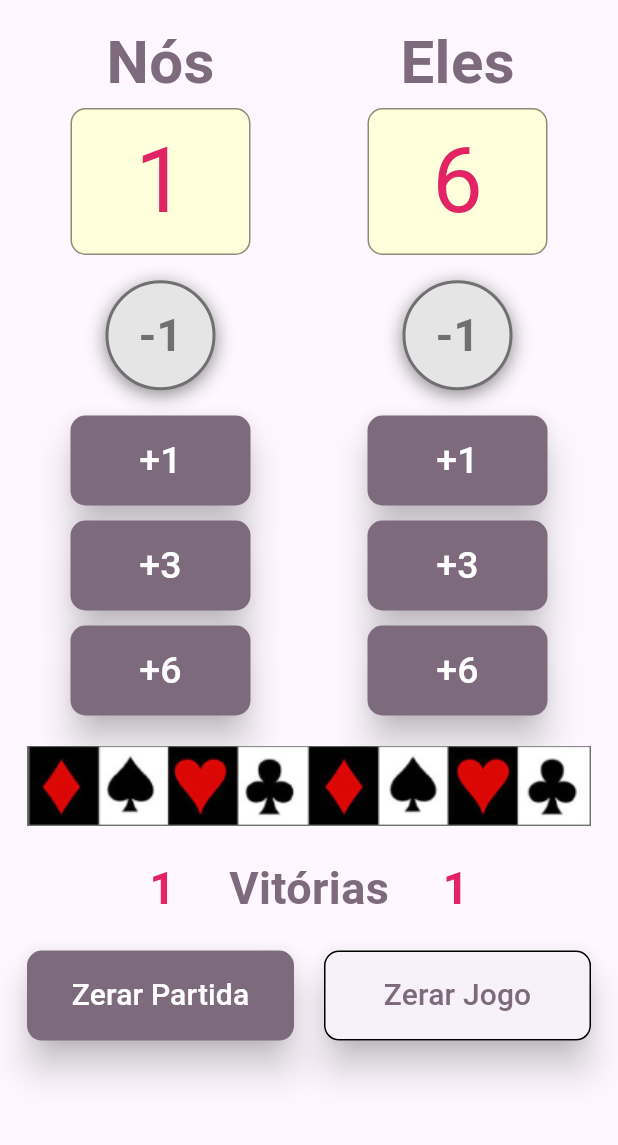
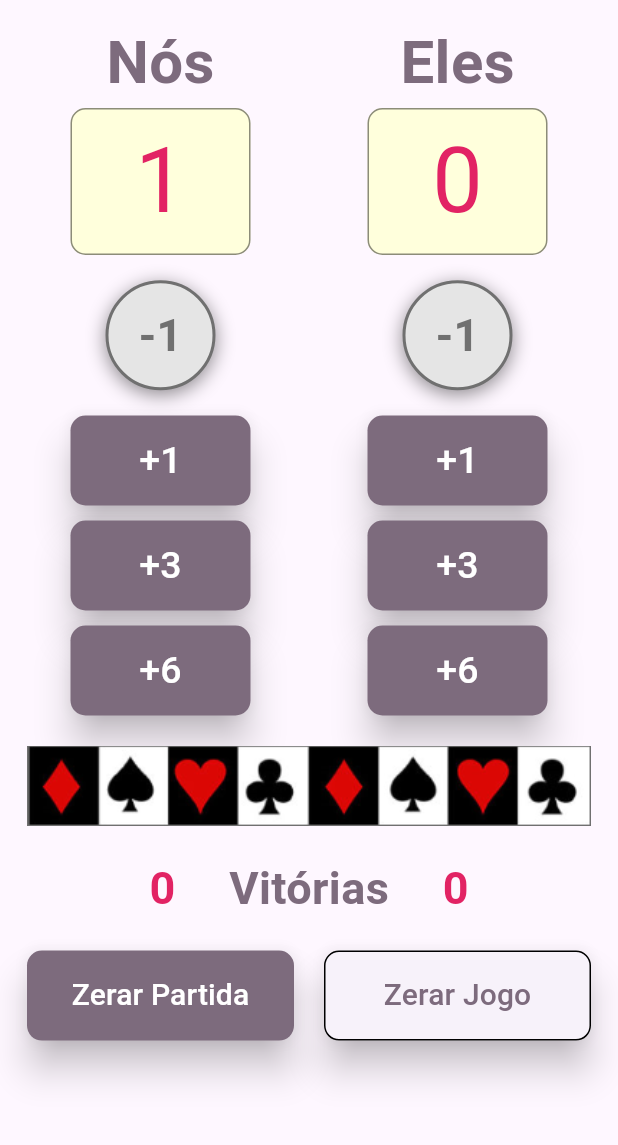
Before and after one commit to Jpcazarotti/contador_truco, a Flutter app: the screen it shows after launch, after a tap on "+1", on a phone screen of 412 x 824 dp, the part 84-1229 px from its top. Run offline on Flutter 3.47's test engine with Material 3 defaults, Android fonts, the light colour scheme and no system bars.

Commit message:
Home Finalizada!

```diff
--- a/lib/home_page.dart
+++ b/lib/home_page.dart
@@ -8,6 +8,69 @@ class HomePage extends StatefulWidget {
 }
 
 class _HomePageState extends State<HomePage> {
+  int _placarNos = 0;
+  int _placarEles = 0;
+  int _vitoriasNos = 0;
+  int _vitoriasEles = 0;
+
+  void aumentarPontos(String grupo, int pontos) {
+    if (grupo == "Nós") {
+      setState(() {
+        _placarNos += pontos;
+        if (_placarNos >= 12) {
+          _placarNos = 0;
+          _placarEles = 0;
+          _vitoriasNos += 1;
+        }
+      });
+    }
+    if (grupo == "Eles") {
+      setState(() {
+        _placarEles += pontos;
+        if (_placarEles >= 12) {
+          _placarNos = 0;
+          _placarEles = 0;
+          _vitoriasEles += 1;
+        }
+      });
+    }
+  }
+
+  void diminuirPontos(String grupo) {
+    if (grupo == "Nós") {
+      setState(() {
+        _placarNos -= 1;
+        if (_placarNos <= 0) {
+          _placarNos = 0;
+        }
+      });
+    }
+    if (grupo == "Eles") {
+      setState(() {
+        _placarEles -= 1;
+        if (_placarEles <= 0) {
+          _placarEles = 0;
+        }
+      });
+    }
+  }
+
+  void novoPartida() {
+    setState(() {
+      _placarNos = 0;
+      _placarEles = 0;
+    });
+  }
+
+  void novoTorneio() {
+    setState(() {
+      _placarNos = 0;
+      _placarEles = 0;
+      _vitoriasNos = 0;
+      _vitoriasEles = 0;
+    });
+  }
+
   @override
   Widget build(BuildContext context) {
     return Scaffold(
@@ -47,16 +110,20 @@ class _HomePageState extends State<HomePage> {
                             color: const Color(0xFFFFFFDC),
                             border: Border.all(width: 1, color: Colors.black45),
                             borderRadius: BorderRadius.circular(10)),
-                        child: const Center(
+                        child: Center(
                           child: Text(
-                            "1",
-                            style: TextStyle(
+                            _placarNos.toString(),
+                            style: const TextStyle(
                                 fontSize: 60, color: Color(0xffe22364)),
                             // textAlign: TextAlign.center,
                           ),
                         ),
                       ),
-                      Container(
+                      GestureDetector(
+                        onTap: () {
+                          diminuirPontos("Nós");
+                        },
+                        child: Container(
                           margin: const EdgeInsets.symmetric(vertical: 10),
                           padding: const EdgeInsets.all(20),
                           decoration: BoxDecoration(
@@ -80,8 +147,11 @@ class _HomePageState extends State<HomePage> {
                                 color: Color(0xFF707070)),
                           ),
                         ),
+                      ),
                       ElevatedButton(
-                        onPressed: () {},
+                        onPressed: () {
+                          aumentarPontos("Nós", 1);
+                        },
                         style: ElevatedButton.styleFrom(
                             backgroundColor: const Color(0xff7d6b7d),
                             minimumSize: const Size(120, 60),
@@ -98,7 +168,9 @@ class _HomePageState extends State<HomePage> {
                         height: 10,
                       ),
                       ElevatedButton(
-                          onPressed: () {},
+                          onPressed: () {
+                            aumentarPontos("Nós", 3);
+                          },
                           style: ElevatedButton.styleFrom(
                               backgroundColor: const Color(0xff7d6b7d),
                               minimumSize: const Size(120, 60),
@@ -115,7 +187,9 @@ class _HomePageState extends State<HomePage> {
                         height: 10,
                       ),
                       ElevatedButton(
-                          onPressed: () {},
+                          onPressed: () {
+                            aumentarPontos("Nós", 6);
+                          },
                           style: ElevatedButton.styleFrom(
                               backgroundColor: const Color(0xff7d6b7d),
                               minimumSize: const Size(120, 60),
@@ -153,16 +227,20 @@ class _HomePageState extends State<HomePage> {
                             color: const Color(0xFFFFFFDC),
                             border: Border.all(width: 1, color: Colors.black45),
                             borderRadius: BorderRadius.circular(10)),
-                        child: const Center(
+                        child: Center(
                           child: Text(
-                            "6",
-                            style: TextStyle(
+                            _placarEles.toString(),
+                            style: const TextStyle(
                                 fontSize: 60, color: Color(0xffe22364)),
                             // textAlign: TextAlign.center,
                           ),
                         ),
                       ),
-                      Container(
+                      GestureDetector(
+                        onTap: () {
+                          diminuirPontos("Eles");
+                        },
+                        child: Container(
                           margin: const EdgeInsets.symmetric(vertical: 10),
                           padding: const EdgeInsets.all(20),
                           decoration: BoxDecoration(
@@ -186,8 +264,11 @@ class _HomePageState extends State<HomePage> {
                                 color: Color(0xFF707070)),
                           ),
                         ),
+                      ),
                       ElevatedButton(
-                        onPressed: () {},
+                        onPressed: () {
+                          aumentarPontos("Eles", 1);
+                        },
                         style: ElevatedButton.styleFrom(
                             backgroundColor: const Color(0xff7d6b7d),
                             minimumSize: const Size(120, 60),
@@ -204,7 +285,9 @@ class _HomePageState extends State<HomePage> {
                         height: 10,
                       ),
                       ElevatedButton(
-                          onPressed: () {},
+                          onPressed: () {
+                            aumentarPontos("Eles", 3);
+                          },
                           style: ElevatedButton.styleFrom(
                               backgroundColor: const Color(0xff7d6b7d),
                               minimumSize: const Size(120, 60),
@@ -221,7 +304,9 @@ class _HomePageState extends State<HomePage> {
                         height: 10,
                       ),
                       ElevatedButton(
-                          onPressed: () {},
+                          onPressed: () {
+                            aumentarPontos("Eles", 6);
+                          },
                           style: ElevatedButton.styleFrom(
                               backgroundColor: const Color(0xff7d6b7d),
                               minimumSize: const Size(120, 60),
@@ -246,22 +331,22 @@ class _HomePageState extends State<HomePage> {
               padding: const EdgeInsets.all(10),
               child: Image.asset('assets/banner-cartas.png'),
             ),
-            const Padding(
-              padding: EdgeInsets.all(10),
+            Padding(
+              padding: const EdgeInsets.all(10),
               child: Row(
                 mainAxisAlignment: MainAxisAlignment.spaceEvenly,
                 children: [
-                  SizedBox(
+                  const SizedBox(
                     width: 10,
                   ),
                   Text(
-                    "1",
-                    style: TextStyle(
+                    _vitoriasNos.toString(),
+                    style: const TextStyle(
                         fontSize: 30,
                         fontWeight: FontWeight.bold,
                         color: Color(0xffe22364)),
                   ),
-                  Text(
+                  const Text(
                     "Vitórias",
                     style: TextStyle(
                         fontSize: 30,
@@ -269,13 +354,13 @@ class _HomePageState extends State<HomePage> {
                         color: Color(0xff7d6b7d)),
                   ),
                   Text(
-                    "1",
-                    style: TextStyle(
+                    _vitoriasEles.toString(),
+                    style: const TextStyle(
                         fontSize: 30,
                         fontWeight: FontWeight.bold,
                         color: Color(0xffe22364)),
                   ),
-                  SizedBox(
+                  const SizedBox(
                     width: 10,
                   ),
                 ],
@@ -289,7 +374,9 @@ class _HomePageState extends State<HomePage> {
                     child: Padding(
                       padding: const EdgeInsets.only(left: 10),
                       child: ElevatedButton(
-                          onPressed: () {},
+                          onPressed: () {
+                            novoPartida();
+                          },
                           style: ElevatedButton.styleFrom(
                             backgroundColor: const Color(0xff7d6b7d),
                             minimumSize: const Size(0, 60),
@@ -313,7 +400,9 @@ class _HomePageState extends State<HomePage> {
                     child: Padding(
                       padding: const EdgeInsets.only(right: 10),
                       child: ElevatedButton(
-                          onPressed: () {},
+                          onPressed: () {
+                            novoTorneio();
+                          },
                           style: ElevatedButton.styleFrom(
                             minimumSize: const Size(0, 60),
                             shape: RoundedRectangleBorder(
```
Lines whose indentation alone changed are shown as unchanged.
